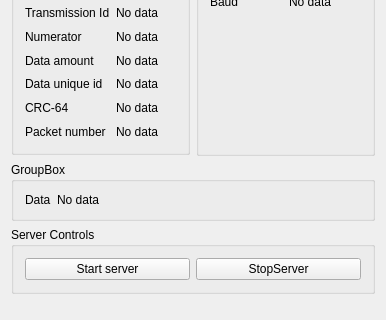
This is Tools/SerialDataTesterServer/SerialDataTesterServer.ui in whiteman-kr/u7set as Qt 5 draws it before an edit; both pictures show x 0 to 386 and y 255 to 575 of the 386 by 575 pixel window. The edited form follows.
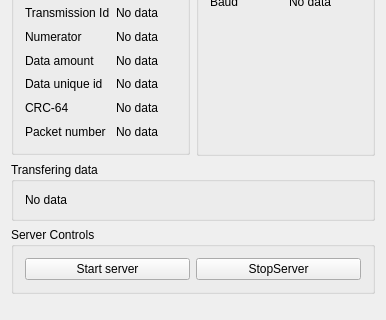
This is the edited form.

Commit message: RPCT-558: Changed maximal value generation. Minor user interface changes.

The edit to the form file:
```diff
--- a/Tools/SerialDataTesterServer/SerialDataTesterServer.ui
+++ b/Tools/SerialDataTesterServer/SerialDataTesterServer.ui
@@ -345,32 +345,15 @@
         </size>
        </property>
        <property name="title">
-        <string>GroupBox</string>
+        <string>Transfering data</string>
        </property>
        <layout class="QVBoxLayout" name="verticalLayout_8">
         <item>
-         <layout class="QHBoxLayout" name="horizontalLayout_4">
-          <item>
-           <widget class="QLabel" name="dataLabel">
-            <property name="sizePolicy">
-             <sizepolicy hsizetype="Fixed" vsizetype="Preferred">
-              <horstretch>0</horstretch>
-              <verstretch>0</verstretch>
-             </sizepolicy>
-            </property>
-            <property name="text">
-             <string>Data</string>
-            </property>
-           </widget>
-          </item>
-          <item>
            <widget class="QLabel" name="data">
             <property name="text">
              <string>No data</string>
             </property>
            </widget>
-          </item>
-         </layout>
         </item>
        </layout>
       </widget>
```
Lines whose indentation alone changed are shown as unchanged. The commit also changes 1 other file.
